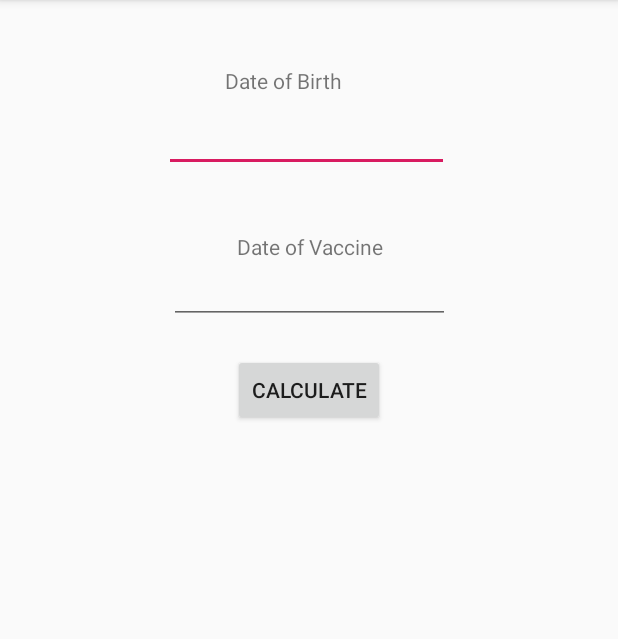
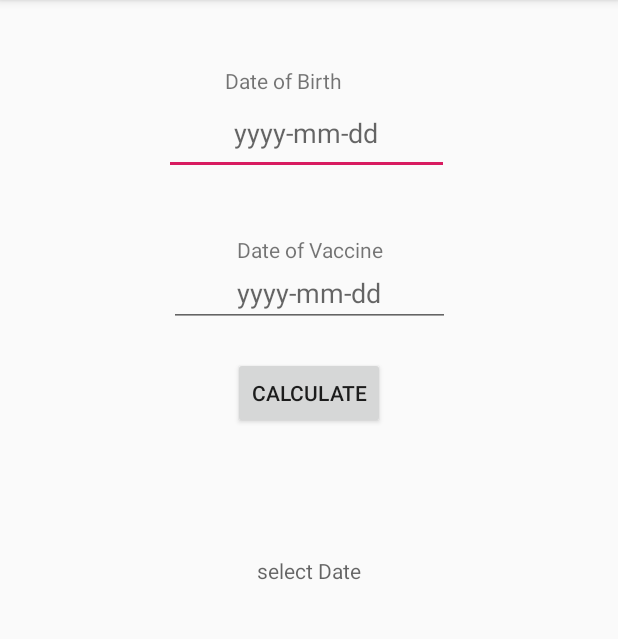
Before and after one commit to Saplyng/VaccineSearch, an Android app: the screen it shows after launch (MainActivity), on a phone screen of 412 x 824 dp, the part 84-723 px from its top. Run offline under Robolectric (Android 15) with nearby library versions, the phone set to English and light mode, and no system bars.

Commit message:
fixed some other things

```diff
--- a/app/src/main/res/layout/activity_main.xml
+++ b/app/src/main/res/layout/activity_main.xml
@@ -13,10 +13,10 @@
             android:layout_height="17dp"
             android:id="@+id/textView2" android:layout_marginTop="44dp"
             app:layout_constraintTop_toTopOf="parent" app:layout_constraintStart_toStartOf="parent"
-            android:layout_marginStart="96dp" android:gravity="center_horizontal"/>
+            android:layout_marginStart="96dp" android:gravity="center_vertical|center_horizontal"/>
     <EditText
             android:layout_width="190dp"
-            android:layout_height="53dp"
+            android:layout_height="55dp"
             android:inputType="date"
             android:ems="10"
             android:id="@+id/idDateOfBirth"
@@ -24,15 +24,15 @@
             app:layout_constraintStart_toStartOf="parent" android:layout_marginEnd="5dp"
             app:layout_constraintEnd_toEndOf="parent"
             app:layout_constraintHorizontal_bias="0.486" android:selectAllOnFocus="true"
-    />
+            android:hint="@string/dateHint" android:gravity="center_vertical|center_horizontal"/>
     <TextView
             android:text="@string/textBox2"
             android:layout_width="132dp"
             android:layout_height="17dp"
             android:id="@+id/textView3" android:layout_marginTop="40dp"
             app:layout_constraintTop_toBottomOf="@+id/idDateOfBirth" app:layout_constraintStart_toStartOf="parent"
-            android:layout_marginLeft="8dp" android:layout_marginStart="8dp" app:layout_constraintEnd_toEndOf="parent"
-            android:layout_marginEnd="8dp" android:layout_marginRight="8dp" android:gravity="center_horizontal"/>
+            android:layout_marginStart="8dp" app:layout_constraintEnd_toEndOf="parent"
+            android:layout_marginEnd="8dp" android:gravity="center_vertical|center_horizontal"/>
     <EditText
             android:layout_width="187dp"
             android:layout_height="44dp"
@@ -40,9 +40,10 @@
             android:ems="10"
             android:id="@+id/idVaccineDate"
             app:layout_constraintTop_toBottomOf="@+id/textView3" android:layout_marginStart="8dp"
-            app:layout_constraintStart_toStartOf="parent" android:layout_marginLeft="8dp" android:layout_marginEnd="8dp"
-            app:layout_constraintEnd_toEndOf="parent" android:layout_marginRight="8dp"
-            app:layout_constraintHorizontal_bias="0.503"/>
+            app:layout_constraintStart_toStartOf="parent" android:layout_marginEnd="8dp"
+            app:layout_constraintEnd_toEndOf="parent"
+            app:layout_constraintHorizontal_bias="0.503" android:hint="@string/dateHint"
+            android:gravity="center_vertical|center_horizontal"/>
     <Button
             android:layout_width="wrap_content"
             android:layout_height="wrap_content"
@@ -58,4 +59,13 @@
             app:layout_constraintEnd_toEndOf="parent" android:layout_marginEnd="8dp"
             android:layout_marginTop="24dp"
             app:layout_constraintTop_toBottomOf="@+id/idButton"/>
+    <TextView
+            android:hint="select Date"
+            android:layout_width="wrap_content"
+            android:layout_height="wrap_content"
+            android:id="@+id/tvDate"
+            app:layout_constraintTop_toTopOf="@+id/idInformation"
+            app:layout_constraintBottom_toBottomOf="@+id/idInformation"
+            app:layout_constraintEnd_toEndOf="@+id/idInformation"
+            app:layout_constraintStart_toStartOf="@+id/idInformation"/>
 </android.support.constraint.ConstraintLayout>
--- a/app/src/main/res/values/strings.xml
+++ b/app/src/main/res/values/strings.xml
@@ -4,4 +4,5 @@
     <string name="textBox2">Date of Vaccine</string>
     <string name="calculateButton">Calculate</string>
     <string name="information"></string>
+    <string name="dateHint">yyyy-mm-dd</string>
 </resources>
```
Also changed, not shown: app/src/main/java/e/saplyng/whatsmyage/MainActivity.kt (+13 -9 lines), app/src/main/res/drawable/ic_launcher_background.xml (+5 -5 lines), app/src/main/res/drawable/ic_launcher_foreground.xml (added, +17 -0 lines), app/src/main/ic_launcher-web.png (added), app/src/main/res/mipmap-hdpi/ic_launcher.png, app/src/main/res/mipmap-hdpi/ic_launcher_round.png, app/src/main/res/mipmap-mdpi/ic_launcher.png, app/src/main/res/mipmap-mdpi/ic_launcher_round.png, app/src/main/res/mipmap-xhdpi/ic_launcher.png, app/src/main/res/mipmap-xhdpi/ic_launcher_round.png, app/src/main/res/mipmap-xxhdpi/ic_launcher.png, app/src/main/res/mipmap-xxhdpi/ic_launcher_round.png, app/src/main/res/mipmap-xxxhdpi/ic_launcher.png, app/src/main/res/mipmap-xxxhdpi/ic_launcher_round.png.
